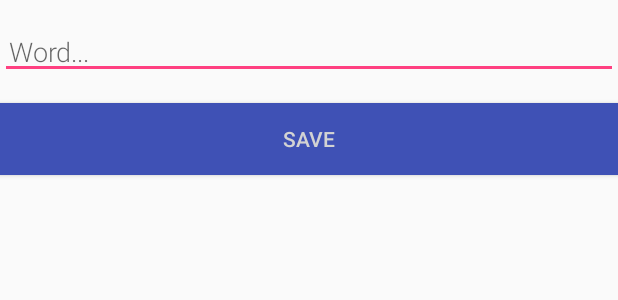
After one commit to josenaves/AndroidRoomCodelab, an Android app: the layout activity_new_word.xml on its own in the app's theme, with its tools: preview values and no code run, on a phone screen of 412 x 824 dp. The commit adds this screen. Shown: the top 300 px of the screen. Run offline under Robolectric (Android 15) with nearby library versions, the phone set to English and light mode, and no system bars.

Commit message:
Add new word activity

```diff
--- /dev/null
+++ b/app/src/main/res/layout/activity_new_word.xml
@@ -0,0 +1,27 @@
+<?xml version="1.0" encoding="utf-8"?>
+<LinearLayout xmlns:android="http://schemas.android.com/apk/res/android"
+    android:orientation="vertical" android:layout_width="match_parent"
+    android:layout_height="match_parent">
+
+    <EditText
+        android:id="@+id/edit_word"
+        android:layout_width="match_parent"
+        android:layout_height="wrap_content"
+        android:fontFamily="sans-serif-light"
+        android:hint="@string/hint_word"
+        android:inputType="textAutoComplete"
+        android:padding="@dimen/small_padding"
+        android:layout_marginBottom="@dimen/big_padding"
+        android:layout_marginTop="@dimen/big_padding"
+        android:textSize="18sp" />
+
+    <Button
+        android:id="@+id/button_save"
+        android:layout_width="match_parent"
+        android:layout_height="wrap_content"
+        android:background="@color/colorPrimary"
+        android:text="@string/button_save"
+        android:textColor="@color/buttonLabel" />
+
+
+</LinearLayout>
--- a/app/src/main/res/values/colors.xml
+++ b/app/src/main/res/values/colors.xml
@@ -3,4 +3,6 @@
     <color name="colorPrimary">#3F51B5</color>
     <color name="colorPrimaryDark">#303F9F</color>
     <color name="colorAccent">#FF4081</color>
+
+    <color name="buttonLabel">#d3d3d3</color>
 </resources>
--- a/app/src/main/res/values/dimens.xml
+++ b/app/src/main/res/values/dimens.xml
@@ -1,3 +1,5 @@
 <resources>
     <dimen name="fab_margin">16dp</dimen>
+    <dimen name="small_padding">6dp</dimen>
+    <dimen name="big_padding">16dp</dimen>
 </resources>
--- a/app/src/main/res/values/strings.xml
+++ b/app/src/main/res/values/strings.xml
@@ -1,4 +1,9 @@
 <resources>
     <string name="app_name">RoomWordSample</string>
     <string name="action_settings">Settings</string>
+
+    <string name="hint_word">Word...</string>
+    <string name="button_save">Save</string>
+    <string name="empty_not_saved">Word not saved because it is empty.</string>
+
 </resources>
```
Also changed, not shown: app/src/main/java/com/josenaves/roomwordsample/NewWordActivity.java (added, +40 -0 lines).
